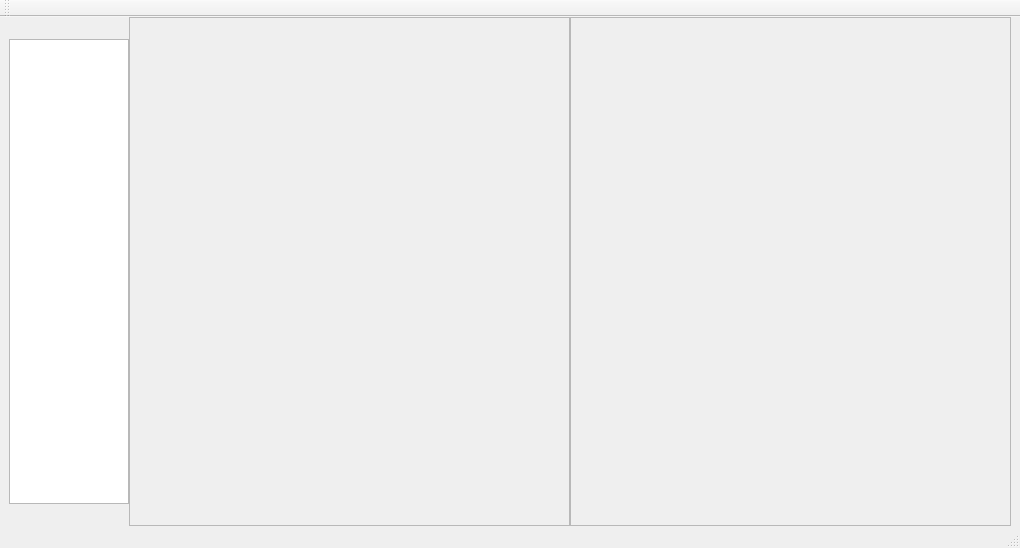
wondron/graphics, file AiTool/aiwidget.ui: the form before one commit.
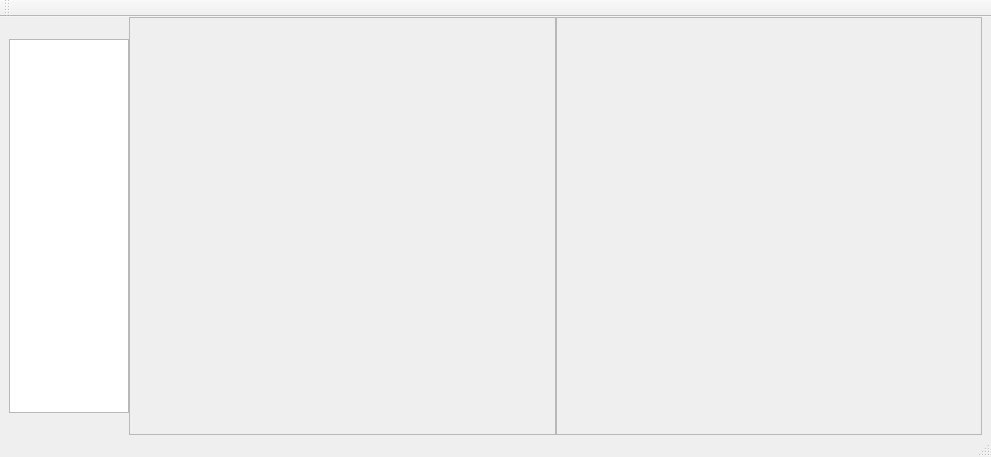
The form after the commit.

The edit to the form file:
```diff
--- a/AiTool/aiwidget.ui
+++ b/AiTool/aiwidget.ui
@@ -6,8 +6,8 @@
    <rect>
     <x>0</x>
     <y>0</y>
-    <width>1020</width>
-    <height>548</height>
+    <width>991</width>
+    <height>457</height>
    </rect>
   </property>
   <property name="windowTitle">
```
Left out of the diff: 10 changed lines with no effect on the pictures.
